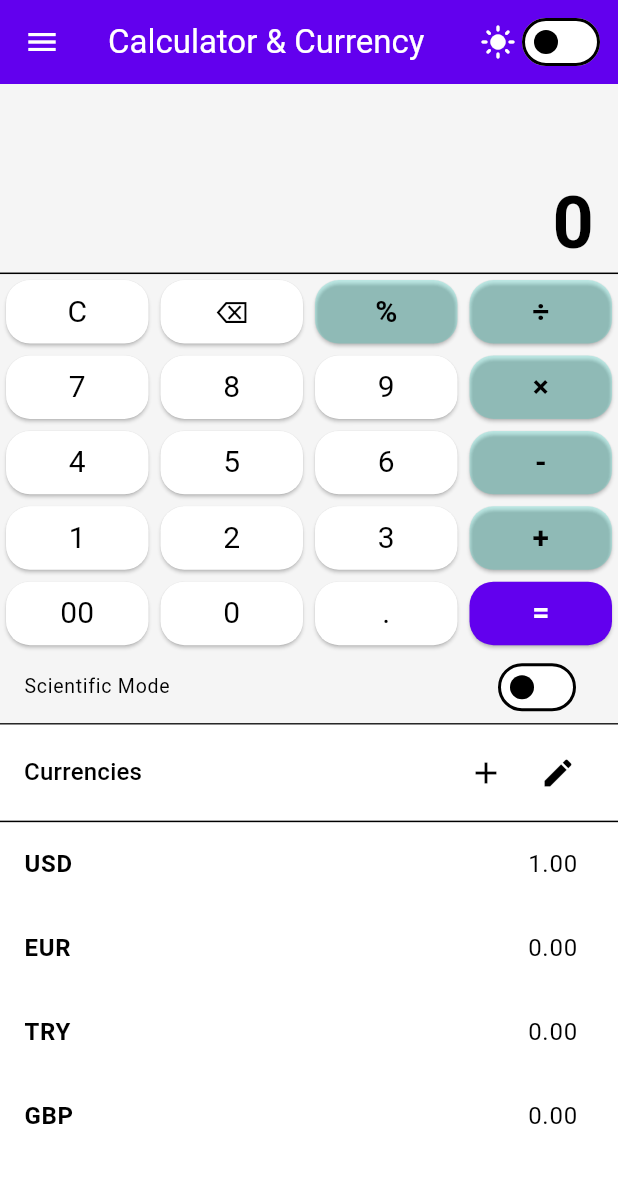
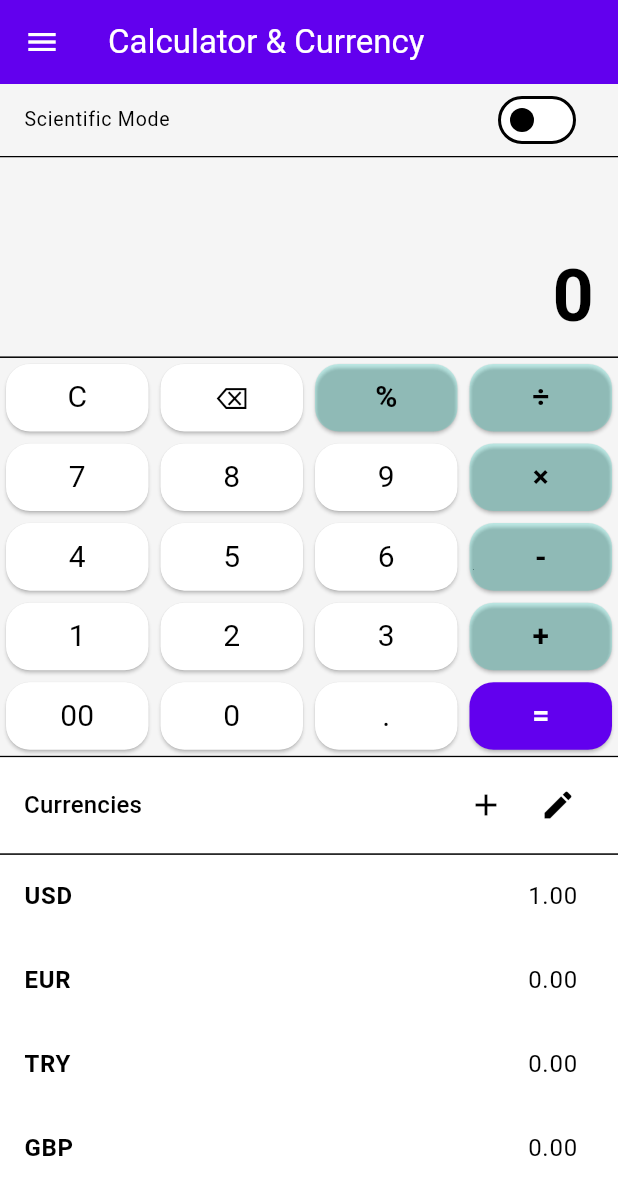
Before and after one commit to atardamar07/CalculatorCurrencyConverter, a Flutter app: the screen it shows after launch, on a phone screen of 412 x 824 dp. Shown: the top 1195 px of the screen. Run offline on Flutter 3.47's test engine with Material 3 defaults, Android fonts, the phone set to English and light mode, and no system bars; our stand-ins replace google_mobile_ads, math_expressions, shared_preferences; network calls fail.

Commit message:
auto update

```diff
--- a/lib/providers/calculator_provider.dart
+++ b/lib/providers/calculator_provider.dart
@@ -6,6 +6,8 @@ class CalculatorProvider with ChangeNotifier {
   String _expression = '';
   String _result = '0';
   final AdService _adService = AdService();
+  int _clearCount = 0; // Track clear button presses
+  static const int _adFrequency = 5; // Show ad every 5 clears
 
   CalculatorProvider() {
     _adService.createInterstitialAd();
@@ -23,7 +25,13 @@ class CalculatorProvider with ChangeNotifier {
     _expression = '';
     _result = '0';
     notifyListeners();
-    _adService.showInterstitialAd();
+
+    // Smart ad display: only show every N clears
+    _clearCount++;
+    if (_clearCount >= _adFrequency) {
+      _adService.showInterstitialAd();
+      _clearCount = 0; // Reset counter
+    }
   }
 
   void delete() {
--- a/lib/screens/home_screen.dart
+++ b/lib/screens/home_screen.dart
@@ -1,6 +1,4 @@
 import 'package:flutter/material.dart';
-import 'package:provider/provider.dart';
-import '../providers/theme_provider.dart';
 import '../widgets/app_drawer.dart';
 import '../widgets/calculator_widget.dart';
 import '../widgets/currency_converter_widget.dart';
@@ -17,41 +15,14 @@ class _HomeScreenState extends State<HomeScreen> {
 
   @override
   Widget build(BuildContext context) {
-    final themeProvider = Provider.of<ThemeProvider>(context);
-
     return Scaffold(
       appBar: AppBar(
         title: const Text('Calculator & Currency'),
-        actions: [
-          // Theme Switch in AppBar as requested
-          Row(
-            children: [
-              Icon(themeProvider.isDarkMode ? Icons.dark_mode : Icons.light_mode),
-              Switch(
-                value: themeProvider.isDarkMode,
-                onChanged: (value) {
-                  themeProvider.toggleTheme(value);
-                },
-                activeThumbColor: Theme.of(context).colorScheme.secondary,
-              ),
-            ],
-          ),
-          const SizedBox(width: 8),
-        ],
       ),
       drawer: const AppDrawer(),
       body: Column(
         children: [
-          // Calculator Section
-          Expanded(
-            flex: 5, // Adjust flex to give more space to calculator if needed
-            child: Container(
-              color: Theme.of(context).scaffoldBackgroundColor,
-              child: Center(
-                child: Column(
-                  mainAxisAlignment: MainAxisAlignment.center,
-                  children: [
-                    Expanded(child: CalculatorWidget(isScientific: _isScientific)),
+          // Scientific Mode Switch - moved here to prevent overflow
           SwitchListTile(
             title: const Text("Scientific Mode"),
             value: _isScientific,
@@ -61,10 +32,14 @@ class _HomeScreenState extends State<HomeScreen> {
               });
             },
             dense: true,
-                    )
-                  ],
           ),
-              ),
+          const Divider(height: 1, thickness: 1),
+          // Calculator Section
+          Expanded(
+            flex: 5,
+            child: Container(
+              color: Theme.of(context).scaffoldBackgroundColor,
+              child: CalculatorWidget(isScientific: _isScientific),
             ),
           ),
           const Divider(height: 1, thickness: 1),
```
Also changed, not shown: 1 other file. Lines whose indentation alone changed are shown as unchanged.
